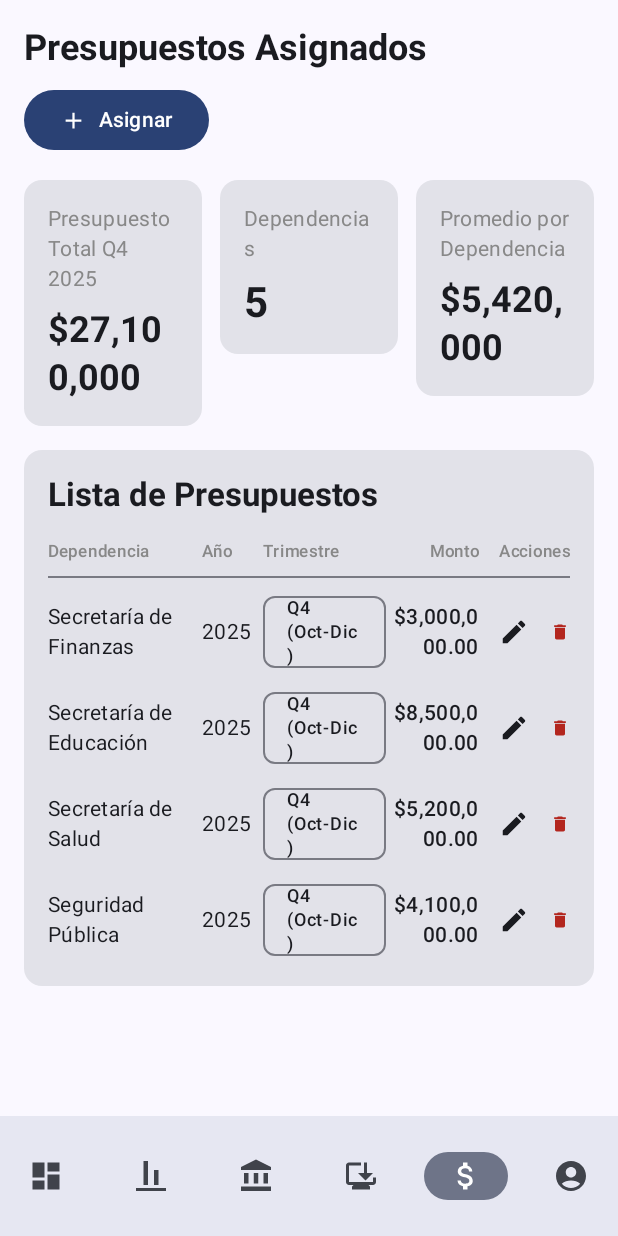
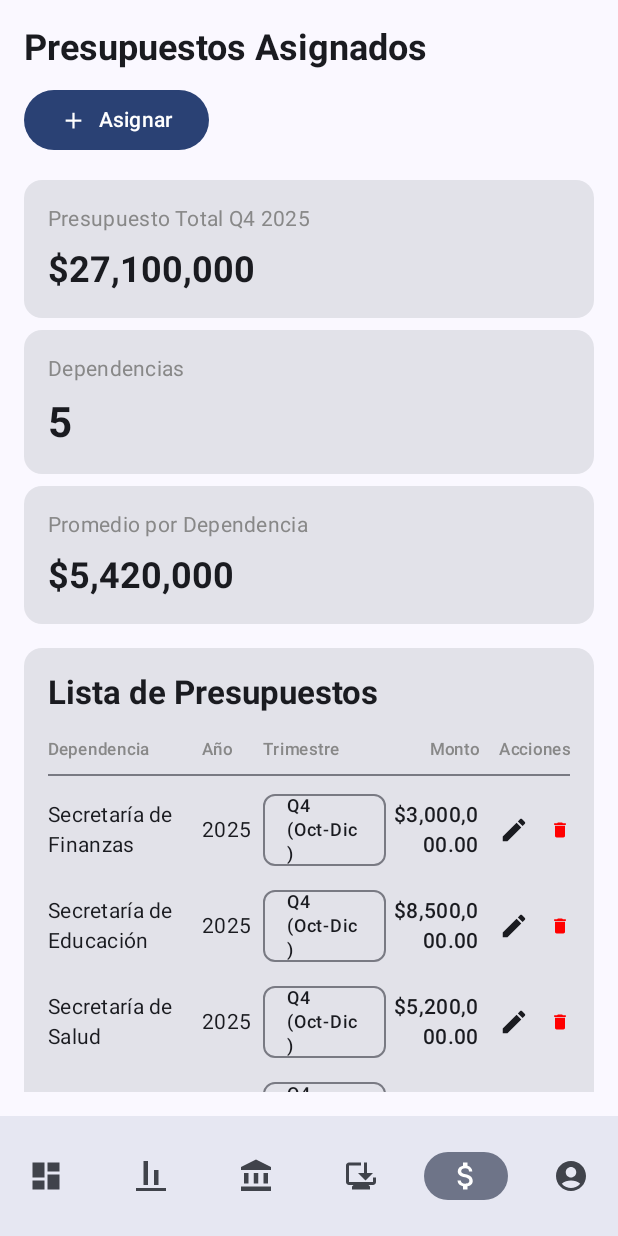
Before and after one commit to JosueDnCB/PGE2, an Android app built with Jetpack Compose: the PresupuestoScreen screen opened through its navigation route, on a phone screen of 412 x 824 dp. Run offline under Robolectric (Android 15) with nearby library versions, the phone set to English and light mode, and no system bars.

Commit message:
Se agregaron modificciones a la vista de presupuestos

```diff
--- a/app/src/main/java/com/example/pge/views/Presupuesto.kt
+++ b/app/src/main/java/com/example/pge/views/Presupuesto.kt
@@ -119,12 +119,19 @@ fun HeaderSection() {
             valueStyle = MaterialTheme.typography.headlineSmall,
             modifier = Modifier.weight(1f)
         )
+    }
+    Spacer(modifier = Modifier.height(8.dp))
+    Row(){
+
         SummaryCard(
             title = "Dependencias",
             value = "5",
             valueStyle = MaterialTheme.typography.headlineMedium, // Más grande
             modifier = Modifier.weight(1f)
         )
+    }
+    Spacer(modifier = Modifier.height(8.dp))
+    Row(){
         SummaryCard(
             title = "Promedio por Dependencia",
             value = "$5,420,000",
@@ -182,9 +189,11 @@ fun ListaPresupuestosCard(presupuestos: List<Presupuesto>) {
             // --- Filas de la Lista ---
             // Usamos un Column normal porque ya estamos dentro de un LazyColumn
             Column(verticalArrangement = Arrangement.spacedBy(8.dp)) {
+
                 presupuestos.forEach { presupuesto ->
                     PresupuestoItemRow(presupuesto)
-                }
+                 }
+
             }
         }
     }
@@ -247,10 +256,18 @@ fun PresupuestoItemRow(presupuesto: Presupuesto) {
             horizontalArrangement = Arrangement.End
         ) {
             IconButton(onClick = { /* Acción Editar */ }) {
-                Icon(Icons.Default.Edit, contentDescription = "Editar", modifier = Modifier.size(20.dp))
+                Icon(Icons.Default.Edit, contentDescription = "Editar",
+                    modifier = Modifier.size(20.dp)
+                )
             }
             IconButton(onClick = { /* Acción Eliminar */ }) {
-                Icon(Icons.Default.Delete, contentDescription = "Eliminar", tint = MaterialTheme.colorScheme.error, modifier = Modifier.size(20.dp))
+                Icon(
+                    Icons.Default.Delete,
+                    contentDescription = "Eliminar",
+                    tint = Color.Red,
+                    modifier = Modifier.size(20.dp)
+                )
+
             }
         }
     }
```
Also changed, not shown: app/src/main/java/com/example/pge/views/DependenciasScreen.kt (+21 -0 lines).
